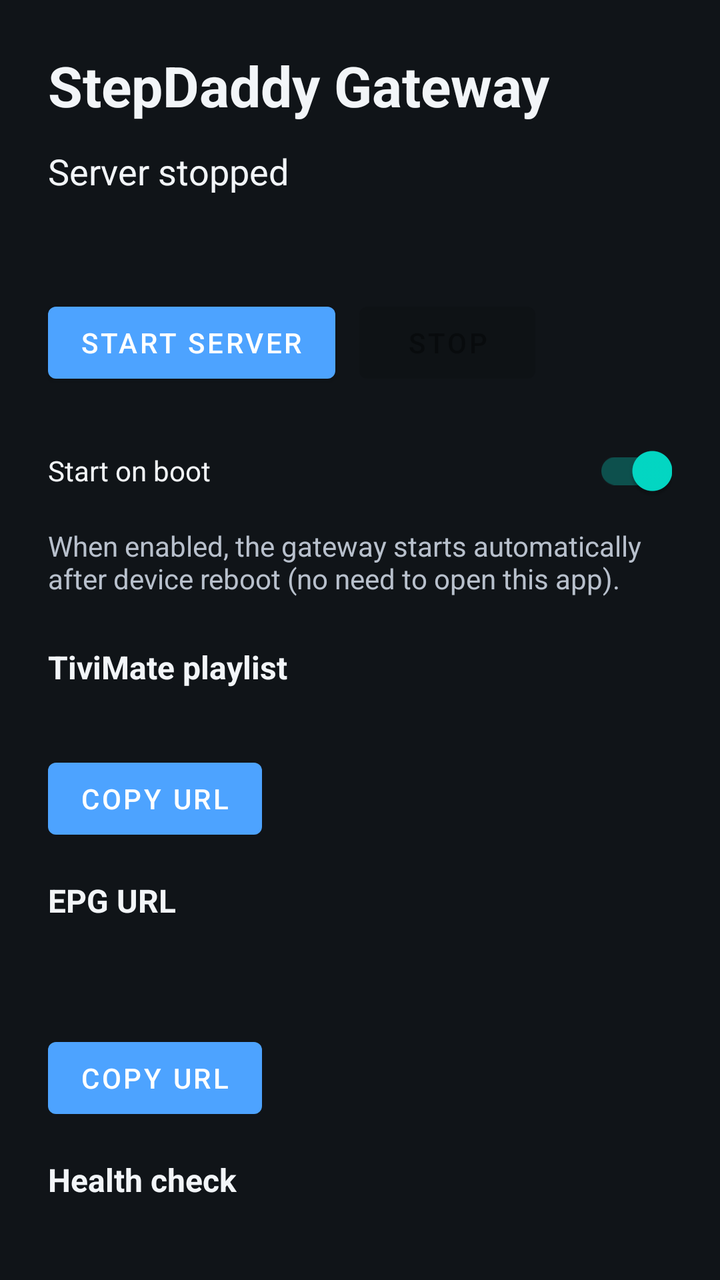
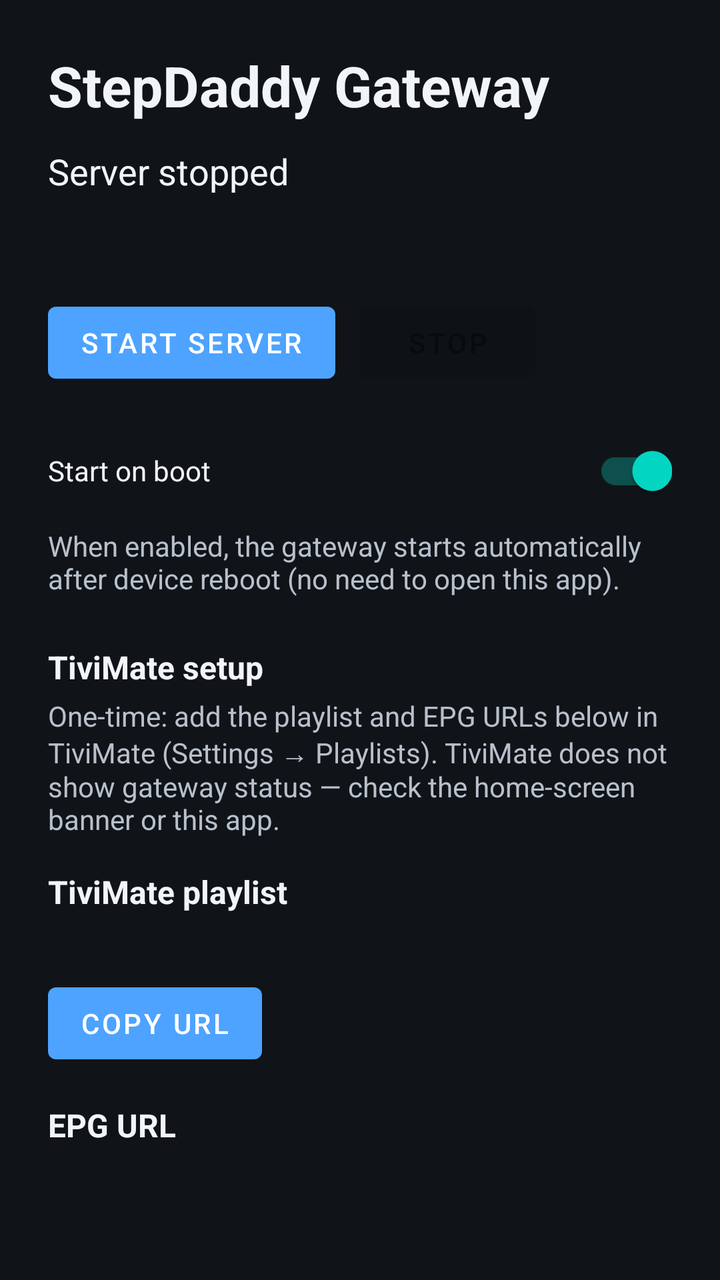

Two renders of the same Android screen: before a commit and after it. Below are the layout's source before the change and the commit's diff.
<!-- AndroidManifest.xml: application theme Theme.StepDaddyGateway -->
<!-- res/layout/activity_main.xml -->
<?xml version="1.0" encoding="utf-8"?>
<androidx.constraintlayout.widget.ConstraintLayout xmlns:android="http://schemas.android.com/apk/res/android"
    xmlns:app="http://schemas.android.com/apk/res-auto"
    android:layout_width="match_parent"
    android:layout_height="match_parent"
    android:background="@color/background"
    android:padding="24dp">

    <TextView
        android:id="@+id/textTitle"
        android:layout_width="0dp"
        android:layout_height="wrap_content"
        android:text="@string/app_name"
        android:textColor="@color/on_background"
        android:textSize="28sp"
        android:textStyle="bold"
        app:layout_constraintEnd_toEndOf="parent"
        app:layout_constraintStart_toStartOf="parent"
        app:layout_constraintTop_toTopOf="parent" />

    <TextView
        android:id="@+id/textStatus"
        android:layout_width="0dp"
        android:layout_height="wrap_content"
        android:layout_marginTop="12dp"
        android:text="@string/status_stopped"
        android:textColor="@color/on_background"
        android:textSize="18sp"
        app:layout_constraintEnd_toEndOf="parent"
        app:layout_constraintStart_toStartOf="parent"
        app:layout_constraintTop_toBottomOf="@id/textTitle" />

    <TextView
        android:id="@+id/textPort"
        android:layout_width="0dp"
        android:layout_height="wrap_content"
        android:layout_marginTop="8dp"
        android:textColor="@color/on_background_muted"
        android:textSize="16sp"
        app:layout_constraintEnd_toEndOf="parent"
        app:layout_constraintStart_toStartOf="parent"
        app:layout_constraintTop_toBottomOf="@id/textStatus" />

    <Button
        android:id="@+id/buttonStart"
        android:layout_width="wrap_content"
        android:layout_height="wrap_content"
        android:layout_marginTop="20dp"
        android:text="@string/action_start"
        app:layout_constraintStart_toStartOf="parent"
        app:layout_constraintTop_toBottomOf="@id/textPort" />

    <Button
        android:id="@+id/buttonStop"
        android:layout_width="wrap_content"
        android:layout_height="wrap_content"
        android:layout_marginStart="12dp"
        android:enabled="false"
        android:text="@string/action_stop"
        app:layout_constraintBaseline_toBaselineOf="@id/buttonStart"
        app:layout_constraintStart_toEndOf="@id/buttonStart" />

    <androidx.appcompat.widget.SwitchCompat
        android:id="@+id/switchBoot"
        android:layout_width="0dp"
        android:layout_height="wrap_content"
        android:layout_marginTop="16dp"
        android:checked="true"
        android:text="@string/label_start_on_boot"
        android:textColor="@color/on_background"
        app:layout_constraintEnd_toEndOf="parent"
        app:layout_constraintStart_toStartOf="parent"
        app:layout_constraintTop_toBottomOf="@id/buttonStart" />

    <TextView
        android:id="@+id/textBootHint"
        android:layout_width="0dp"
        android:layout_height="wrap_content"
        android:layout_marginTop="4dp"
        android:text="@string/label_start_on_boot_hint"
        android:textColor="@color/on_background_muted"
        android:textSize="14sp"
        app:layout_constraintEnd_toEndOf="parent"
        app:layout_constraintStart_toStartOf="parent"
        app:layout_constraintTop_toBottomOf="@id/switchBoot" />

    <TextView
        android:id="@+id/labelPlaylist"
        android:layout_width="0dp"
        android:layout_height="wrap_content"
        android:layout_marginTop="24dp"
        android:text="@string/label_playlist"
        android:textColor="@color/on_background"
        android:textSize="16sp"
        android:textStyle="bold"
        app:layout_constraintEnd_toEndOf="parent"
        app:layout_constraintStart_toStartOf="parent"
        app:layout_constraintTop_toBottomOf="@id/textBootHint" />

    <TextView
        android:id="@+id/textPlaylistUrl"
        android:layout_width="0dp"
        android:layout_height="wrap_content"
        android:layout_marginTop="4dp"
        android:textColor="@color/on_background_muted"
        android:textIsSelectable="true"
        android:textSize="14sp"
        app:layout_constraintEnd_toEndOf="parent"
        app:layout_constraintStart_toStartOf="parent"
        app:layout_constraintTop_toBottomOf="@id/labelPlaylist" />

    <Button
        android:id="@+id/buttonCopyPlaylist"
        android:layout_width="wrap_content"
        android:layout_height="wrap_content"
        android:layout_marginTop="8dp"
        android:text="@string/action_copy"
        app:layout_constraintStart_toStartOf="parent"
        app:layout_constraintTop_toBottomOf="@id/textPlaylistUrl" />

    <TextView
        android:id="@+id/labelEpg"
        android:layout_width="0dp"
        android:layout_height="wrap_content"
        android:layout_marginTop="16dp"
        android:text="@string/label_epg"
        android:textColor="@color/on_background"
        android:textSize="16sp"
        android:textStyle="bold"
        app:layout_constraintEnd_toEndOf="parent"
        app:layout_constraintStart_toStartOf="parent"
        app:layout_constraintTop_toBottomOf="@id/buttonCopyPlaylist" />

    <TextView
        android:id="@+id/textEpgUrl"
        android:layout_width="0dp"
        android:layout_height="wrap_content"
        android:layout_marginTop="4dp"
        android:textColor="@color/on_background_muted"
        android:textIsSelectable="true"
        android:textSize="14sp"
        app:layout_constraintEnd_toEndOf="parent"
        app:layout_constraintStart_toStartOf="parent"
        app:layout_constraintTop_toBottomOf="@id/labelEpg" />

    <TextView
        android:id="@+id/textEpgStatus"
        android:layout_width="0dp"
        android:layout_height="wrap_content"
        android:layout_marginTop="4dp"
        android:textColor="@color/on_background_muted"
        android:textSize="14sp"
        app:layout_constraintEnd_toEndOf="parent"
        app:layout_constraintStart_toStartOf="parent"
        app:layout_constraintTop_toBottomOf="@id/textEpgUrl" />

    <Button
        android:id="@+id/buttonCopyEpg"
        android:layout_width="wrap_content"
        android:layout_height="wrap_content"
        android:layout_marginTop="8dp"
        android:text="@string/action_copy"
        app:layout_constraintStart_toStartOf="parent"
        app:layout_constraintTop_toBottomOf="@id/textEpgStatus" />

    <TextView
        android:id="@+id/labelHealth"
        android:layout_width="0dp"
        android:layout_height="wrap_content"
        android:layout_marginTop="16dp"
        android:text="@string/label_health"
        android:textColor="@color/on_background"
        android:textSize="16sp"
        android:textStyle="bold"
        app:layout_constraintEnd_toEndOf="parent"
        app:layout_constraintStart_toStartOf="parent"
        app:layout_constraintTop_toBottomOf="@id/buttonCopyEpg" />

    <TextView
        android:id="@+id/textHealthUrl"
        android:layout_width="0dp"
        android:layout_height="wrap_content"
        android:layout_marginTop="4dp"
        android:textColor="@color/on_background_muted"
        android:textIsSelectable="true"
        android:textSize="14sp"
        app:layout_constraintEnd_toEndOf="parent"
        app:layout_constraintStart_toStartOf="parent"
        app:layout_constraintTop_toBottomOf="@id/labelHealth" />

</androidx.constraintlayout.widget.ConstraintLayout>
<!-- resources referenced by this layout -->
<resources>
  <color name="background">#101418</color>
  <color name="on_background">#F2F5F8</color>
  <color name="on_background_muted">#B8C0CC</color>
  <string name="action_copy">Copy URL</string>
  <string name="action_start">Start server</string>
  <string name="action_stop">Stop</string>
  <string name="app_name">StepDaddy Gateway</string>
  <string name="label_epg">EPG URL</string>
  <string name="label_health">Health check</string>
  <string name="label_playlist">TiviMate playlist</string>
  <string name="label_start_on_boot">Start on boot</string>
  <string name="label_start_on_boot_hint">When enabled, the gateway starts automatically after device reboot (no need to open this app).</string>
  <string name="status_stopped">Server stopped</string>
  <style name="Theme.StepDaddyGateway" parent="Theme.MaterialComponents.DayNight.NoActionBar">
          <item name="colorPrimary">@color/primary</item>
          <item name="android:statusBarColor">@color/background</item>
          <item name="android:navigationBarColor">@color/background</item>
          <item name="android:windowBackground">@color/background</item>
      </style>
  <color name="primary">#4DA3FF</color>
</resources>

<!-- the commit's change to res/layout/activity_main.xml (unified diff, before → after) -->
@@ -85,17 +85,42 @@
         app:layout_constraintTop_toBottomOf="@id/switchBoot" />
 
     <TextView
+        android:id="@+id/labelTivimateSetup"
+        android:layout_width="0dp"
+        android:layout_height="wrap_content"
+        android:layout_marginTop="24dp"
+        android:text="@string/label_tivimate_setup"
+        android:textColor="@color/on_background"
+        android:textSize="16sp"
+        android:textStyle="bold"
+        app:layout_constraintEnd_toEndOf="parent"
+        app:layout_constraintStart_toStartOf="parent"
+        app:layout_constraintTop_toBottomOf="@id/textBootHint" />
+
+    <TextView
+        android:id="@+id/textTivimateHint"
+        android:layout_width="0dp"
+        android:layout_height="wrap_content"
+        android:layout_marginTop="4dp"
+        android:text="@string/hint_tivimate_setup"
+        android:textColor="@color/on_background_muted"
+        android:textSize="14sp"
+        app:layout_constraintEnd_toEndOf="parent"
+        app:layout_constraintStart_toStartOf="parent"
+        app:layout_constraintTop_toBottomOf="@id/labelTivimateSetup" />
+
+    <TextView
         android:id="@+id/labelPlaylist"
         android:layout_width="0dp"
         android:layout_height="wrap_content"
-        android:layout_marginTop="24dp"
+        android:layout_marginTop="16dp"
         android:text="@string/label_playlist"
         android:textColor="@color/on_background"
         android:textSize="16sp"
         android:textStyle="bold"
         app:layout_constraintEnd_toEndOf="parent"
         app:layout_constraintStart_toStartOf="parent"
-        app:layout_constraintTop_toBottomOf="@id/textBootHint" />
+        app:layout_constraintTop_toBottomOf="@id/textTivimateHint" />
 
     <TextView
         android:id="@+id/textPlaylistUrl"
<!-- resource entries referenced after the edit -->
@@ -7,11 +7,13 @@
   <string name="action_start">Start server</string>
   <string name="action_stop">Stop</string>
   <string name="app_name">StepDaddy Gateway</string>
+  <string name="hint_tivimate_setup">One-time: add the playlist and EPG URLs below in TiviMate (Settings → Playlists). TiviMate does not show gateway status — check the home-screen banner or this app.</string>
   <string name="label_epg">EPG URL</string>
   <string name="label_health">Health check</string>
   <string name="label_playlist">TiviMate playlist</string>
   <string name="label_start_on_boot">Start on boot</string>
   <string name="label_start_on_boot_hint">When enabled, the gateway starts automatically after device reboot (no need to open this app).</string>
+  <string name="label_tivimate_setup">TiviMate setup</string>
   <string name="status_stopped">Server stopped</string>
   <style name="Theme.StepDaddyGateway" parent="Theme.MaterialComponents.DayNight.NoActionBar">
           <item name="colorPrimary">@color/primary</item>
